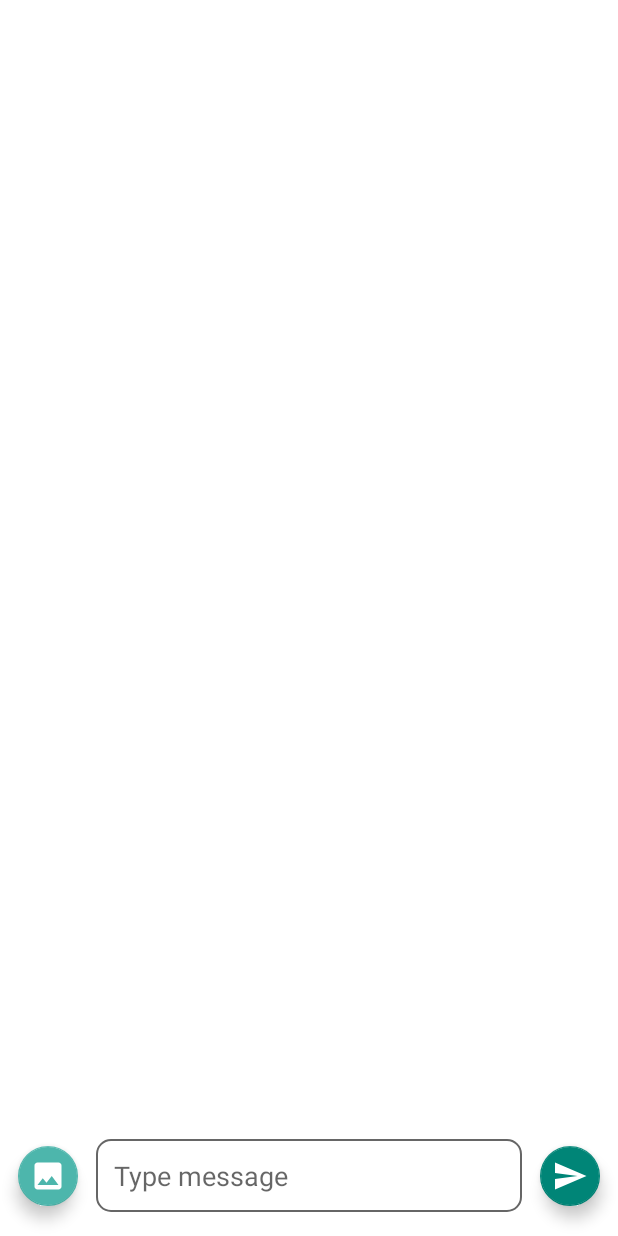
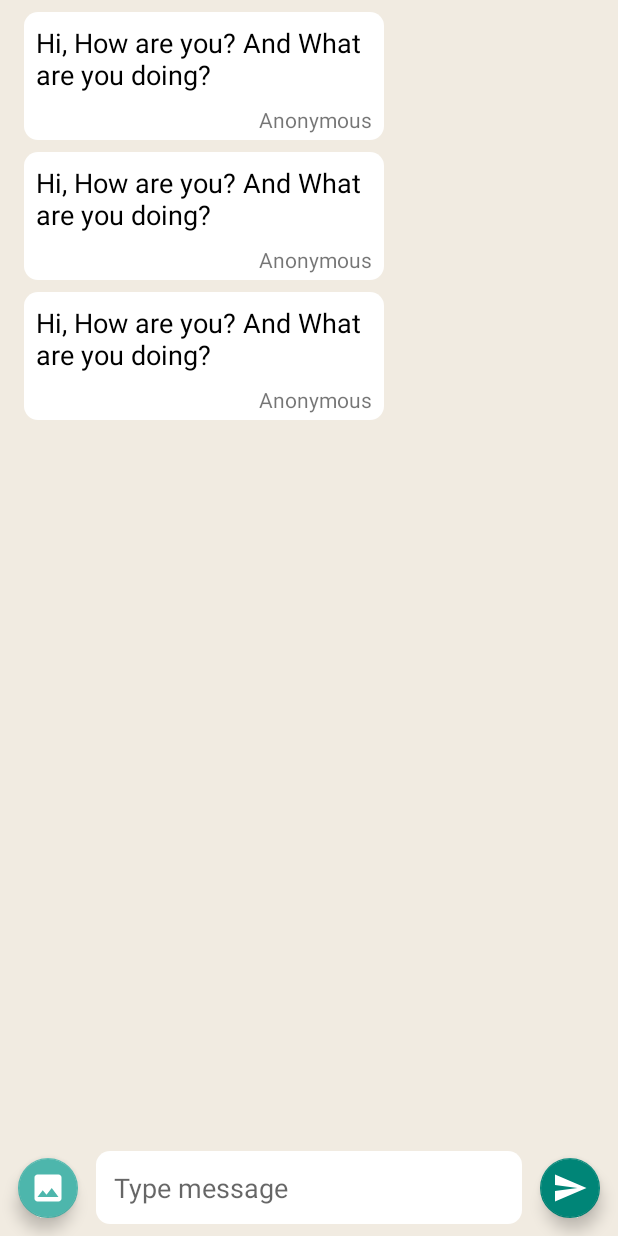
Before and after one commit to VaibhavAWD/FriendlyChat, an Android app: the layout activity_main.xml on its own in the app's theme, with its tools: preview values and no code run, on a phone screen of 412 x 824 dp. Run offline under Robolectric (Android 15) with nearby library versions, the phone set to English and light mode, and no system bars.

Commit message:
Read messages

```diff
--- /dev/null
+++ b/app/src/main/res/drawable/message_bg.xml
@@ -0,0 +1,9 @@
+<?xml version="1.0" encoding="utf-8"?>
+<selector xmlns:android="http://schemas.android.com/apk/res/android">
+    <item>
+        <shape android:shape="rectangle">
+            <solid android:color="@color/white" />
+            <corners android:radius="@dimen/msg_box_corners" />
+        </shape>
+    </item>
+</selector>
--- a/app/src/main/res/layout/activity_main.xml
+++ b/app/src/main/res/layout/activity_main.xml
@@ -8,12 +8,37 @@
         <variable
             name="viewmodel"
             type="com.vaibhavdhunde.app.friendlychat.ui.MainViewModel" />
+
+        <variable
+            name="adapter"
+            type="com.vaibhavdhunde.app.friendlychat.ui.MessagesListAdapter" />
     </data>
 
     <androidx.constraintlayout.widget.ConstraintLayout
         android:layout_width="match_parent"
         android:layout_height="match_parent"
+        android:background="@color/chat_bg"
         tools:context=".ui.MainActivity">
+
+        <androidx.recyclerview.widget.RecyclerView
+            android:id="@+id/list_messages"
+            android:layout_width="match_parent"
+            android:layout_height="match_parent"
+            android:layout_marginBottom="64dp"
+            android:clipToPadding="false"
+            android:paddingTop="8dp"
+            android:paddingBottom="8dp"
+            android:scrollbarStyle="outsideOverlay"
+            android:scrollbars="vertical"
+            app:adapter="@{adapter}"
+            app:layoutManager="androidx.recyclerview.widget.LinearLayoutManager"
+            app:layout_constraintBottom_toBottomOf="parent"
+            app:layout_constraintEnd_toEndOf="parent"
+            app:layout_constraintHorizontal_bias="1.0"
+            app:layout_constraintStart_toStartOf="parent"
+            app:layout_constraintTop_toTopOf="parent"
+            app:messages="@{viewmodel.messages}"
+            tools:listitem="@layout/item_text_msg" />
 
         <com.google.android.material.floatingactionbutton.FloatingActionButton
             android:id="@+id/fab_send_image"
@@ -39,8 +64,8 @@
             android:layout_marginLeft="8dp"
             android:layout_marginEnd="8dp"
             android:layout_marginRight="8dp"
-            android:layout_marginBottom="16dp"
-            android:background="@drawable/msg_box_bg"
+            android:layout_marginBottom="8dp"
+            android:background="@drawable/message_bg"
             android:hint="@string/hint_type_message"
             android:inputType="textMultiLine"
             android:maxHeight="200dp"
--- /dev/null
+++ b/app/src/main/res/layout/item_text_msg.xml
@@ -0,0 +1,58 @@
+<?xml version="1.0" encoding="utf-8"?>
+<layout xmlns:android="http://schemas.android.com/apk/res/android"
+    xmlns:app="http://schemas.android.com/apk/res-auto"
+    xmlns:tools="http://schemas.android.com/tools">
+
+    <data>
+
+        <variable
+            name="message"
+            type="com.vaibhavdhunde.app.friendlychat.model.FriendlyMessage" />
+    </data>
+
+    <FrameLayout
+        android:id="@+id/item_text_msg"
+        android:layout_width="match_parent"
+        android:layout_height="wrap_content"
+        android:paddingLeft="@dimen/sixteen"
+        android:paddingRight="@dimen/sixteen"
+        android:paddingBottom="@dimen/eight">
+
+        <androidx.constraintlayout.widget.ConstraintLayout
+            android:layout_width="wrap_content"
+            android:layout_height="wrap_content"
+            android:layout_gravity="start"
+            android:background="@drawable/message_bg">
+
+            <TextView
+                android:id="@+id/item_msg_text"
+                android:layout_width="wrap_content"
+                android:layout_height="wrap_content"
+                android:maxWidth="240dp"
+                android:padding="8dp"
+                android:text="@{message.text}"
+                android:textAppearance="@style/TextAppearance.AppCompat.Medium"
+                android:textColor="@color/black"
+                app:layout_constraintBottom_toTopOf="@+id/item_msg_name"
+                app:layout_constraintStart_toStartOf="parent"
+                app:layout_constraintTop_toTopOf="parent"
+                tools:text="Hi, How are you? And What are you doing?" />
+
+            <TextView
+                android:id="@+id/item_msg_name"
+                android:layout_width="wrap_content"
+                android:layout_height="wrap_content"
+                android:layout_marginBottom="4dp"
+                android:paddingLeft="8dp"
+                android:paddingRight="8dp"
+                android:text="@{message.name}"
+                android:textAppearance="@style/TextAppearance.AppCompat.Small"
+                app:layout_constraintBottom_toBottomOf="parent"
+                app:layout_constraintEnd_toEndOf="parent"
+                tools:text="Anonymous" />
+
+        </androidx.constraintlayout.widget.ConstraintLayout>
+
+    </FrameLayout>
+
+</layout>
--- a/app/src/main/res/values/colors.xml
+++ b/app/src/main/res/values/colors.xml
@@ -6,4 +6,6 @@
     <color name="colorAccent">#D81B60</color>
     <color name="white">#FFF</color>
     <color name="box_border">#666</color>
+    <color name="black">#000</color>
+    <color name="chat_bg">#F1EBE1</color>
 </resources>
--- a/app/src/main/res/values/dimens.xml
+++ b/app/src/main/res/values/dimens.xml
@@ -2,4 +2,6 @@
 <resources>
     <dimen name="one">1dp</dimen>
     <dimen name="msg_box_corners">9dp</dimen>
+    <dimen name="sixteen">16dp</dimen>
+    <dimen name="eight">8dp</dimen>
 </resources>
```
Also changed, not shown: app/src/main/java/com/vaibhavdhunde/app/friendlychat/firebase/FireDb.kt (+35 -2 lines), app/src/main/java/com/vaibhavdhunde/app/friendlychat/ui/MainActivity.kt (+7 -1 lines), app/src/main/java/com/vaibhavdhunde/app/friendlychat/ui/MainViewModel.kt (+16 -0 lines), app/src/main/java/com/vaibhavdhunde/app/friendlychat/ui/MessageViewHolder.kt (added, +27 -0 lines), app/src/main/java/com/vaibhavdhunde/app/friendlychat/ui/MessagesListAdapter.kt (added, +38 -0 lines), app/src/main/java/com/vaibhavdhunde/app/friendlychat/ui/MessagesListBindings.kt (added, +19 -0 lines).
